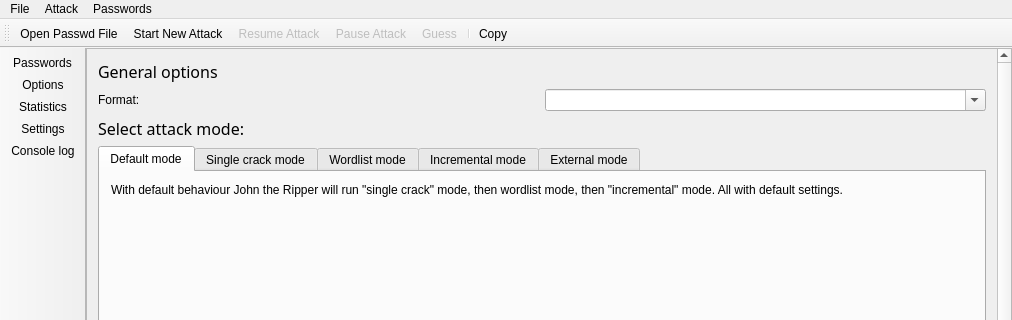
openwall/johnny, file mainwindow.ui: the form before one commit; both pictures show x 0 to 1012 and y 0 to 320 of the 1012 by 655 pixel window.
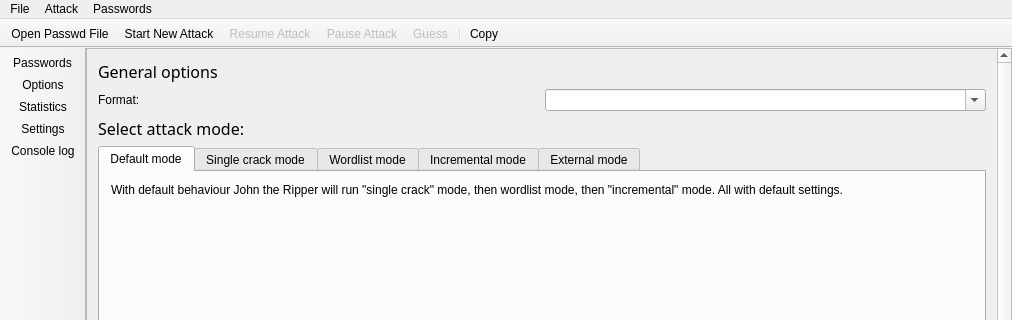
The form after the commit. The open tabs and pages were chosen to show the change. Icons and pictures are not drawn. Custom widgets are drawn as their Qt base class.

```diff
--- a/mainwindow.ui
+++ b/mainwindow.ui
@@ -992,6 +992,12 @@
      <verstretch>0</verstretch>
     </sizepolicy>
    </property>
+   <property name="contextMenuPolicy">
+    <enum>Qt::PreventContextMenu</enum>
+   </property>
+   <property name="movable">
+    <bool>false</bool>
+   </property>
    <property name="iconSize">
     <size>
      <width>32</width>
```
Left out of the diff: 12 changed lines with no effect on the pictures.
